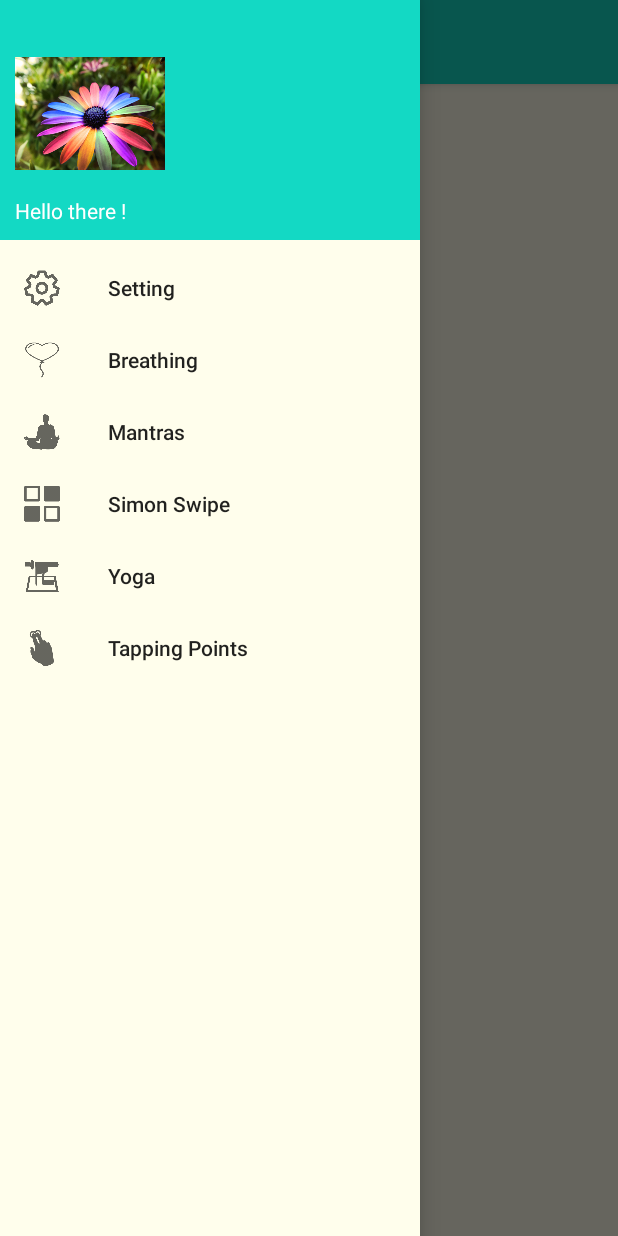
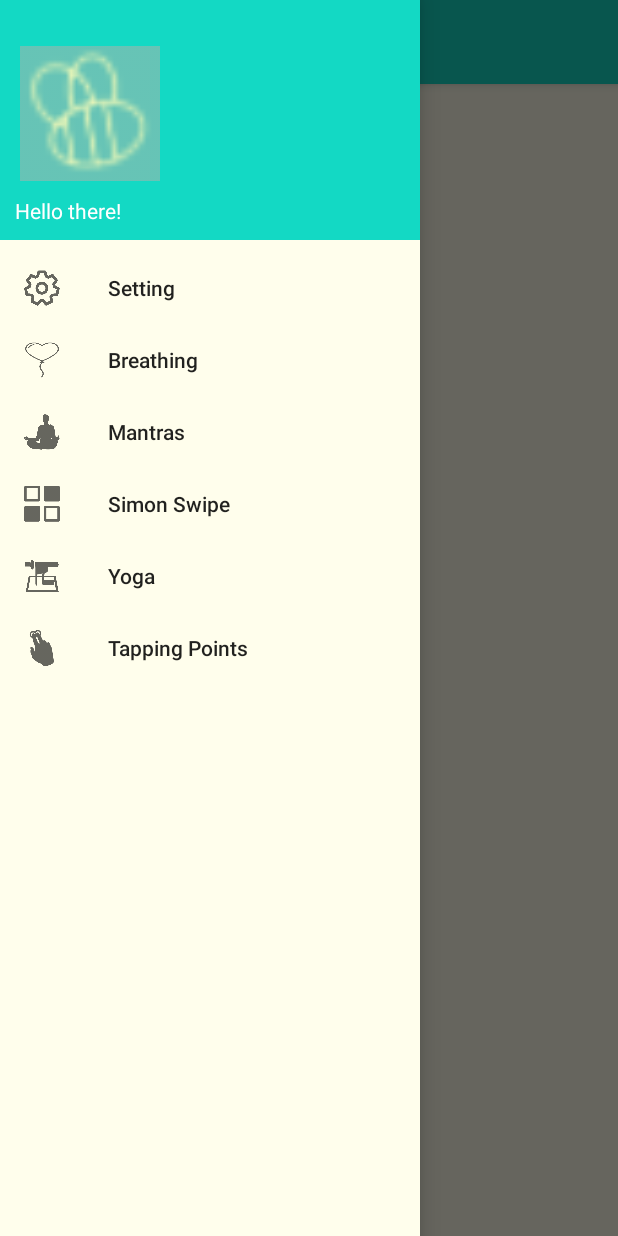
Before and after one commit to courtneyrae23/BeeCalm, an Android app: the screen it shows after launch (SideBarActivity), with the side drawer open, on a phone screen of 412 x 824 dp. Run offline under Robolectric (Android 15) with nearby library versions, the phone set to English and light mode, and no system bars.

Commit message:
changed the avatar to be bee image

```diff
--- a/BeeCalm/mobile/src/main/res/layout/nav_header_side_bar.xml
+++ b/BeeCalm/mobile/src/main/res/layout/nav_header_side_bar.xml
@@ -16,13 +16,13 @@
         android:layout_width="100dp"
         android:layout_height="100dp"
         android:paddingTop="@dimen/nav_header_vertical_spacing"
-        android:src="@mipmap/avatar" />
+        android:src="@mipmap/bee_green" />
 
     <TextView
         android:layout_width="match_parent"
         android:layout_height="wrap_content"
         android:paddingTop="@dimen/nav_header_vertical_spacing"
-        android:text="Hello there !"
+        android:text="Hello there!"
         android:textAppearance="@style/TextAppearance.AppCompat.Body1" />
 
 
```
Also changed, not shown: BeeCalm/mobile/src/main/res/mipmap-xxhdpi/avatar.jpg (deleted).
